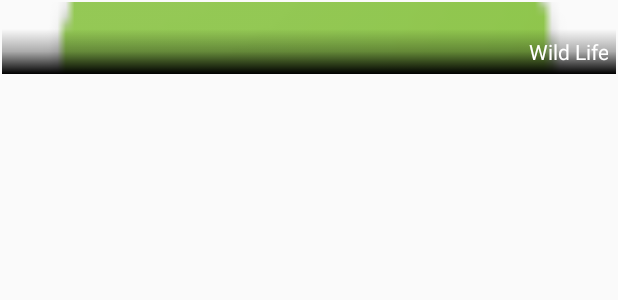
After one commit to surajpunemaha/Shutter, an Android app: the layout item_categories_list.xml on its own in the app's theme, with its tools: preview values and no code run, on a phone screen of 412 x 824 dp. The commit adds this screen. Shown: the top 300 px of the screen. Run offline under Robolectric (Android 15) with nearby library versions, the phone set to English and light mode, and no system bars.

Commit message:
added categories and did cosmetic changes in previous adapters and views.

```diff
--- a/app/build.gradle
+++ b/app/build.gradle
@@ -26,4 +26,5 @@ dependencies {
     compile 'com.android.support:appcompat-v7:23.2.1'
     compile 'com.android.support:recyclerview-v7:23.2.1'
     compile 'me.relex:circleindicator:1.2.2@aar'
+    compile 'com.squareup.picasso:picasso:2.5.2'
 }
--- a/app/src/main/java/android/photoapp/shutter/Adapters/AdapterOffersRecycler.java
+++ b/app/src/main/java/android/photoapp/shutter/Adapters/AdapterOffersRecycler.java
@@ -21,13 +21,11 @@ public class AdapterOffersRecycler extends RecyclerView.Adapter<AdapterOffersRec
     {
         this.context = context;
         this.al_offer = al_offer;
-        Toast.makeText(context, "contruct", Toast.LENGTH_SHORT).show();
     }
 
     @Override
     public MyViewHolder onCreateViewHolder(ViewGroup parent, int viewType)
     {
-        Toast.makeText(context, "create", Toast.LENGTH_SHORT).show();
         View itemView = LayoutInflater.from(parent.getContext()).inflate(R.layout.item_offer_list, parent, false);
         return new MyViewHolder(itemView);
     }
@@ -36,7 +34,6 @@ public class AdapterOffersRecycler extends RecyclerView.Adapter<AdapterOffersRec
     @Override
     public void onBindViewHolder(MyViewHolder holder, int position)
     {
-        Toast.makeText(context, "binding", Toast.LENGTH_SHORT).show();
         holder.txtv_offerName.setText(al_offer.get(position).getOffer_name());
         holder.txtv_offerDiscount.setText(al_offer.get(position).getOffer_value());
     }
--- /dev/null
+++ b/app/src/main/res/drawable/black_gradient.xml
@@ -0,0 +1,16 @@
+<?xml version="1.0" encoding="utf-8"?>
+<selector xmlns:android="http://schemas.android.com/apk/res/android">
+<item>
+    <shape android:shape="rectangle">
+        <gradient android:startColor="#000000"
+             android:centerColor="#50000000"
+            android:endColor="#00000000"
+            android:angle="90">
+
+        </gradient>
+    </shape>
+
+
+
+</item>
+</selector>
--- a/app/src/main/res/layout/activity_home.xml
+++ b/app/src/main/res/layout/activity_home.xml
@@ -108,7 +108,7 @@
             <RelativeLayout
                 android:id="@+id/layout_mostVisited"
                 android:layout_width="match_parent"
-                android:layout_height="150dp"
+                android:layout_height="wrap_content"
                 android:padding="5dp">
 
                 <TextView
@@ -132,7 +132,7 @@
             <RelativeLayout
                 android:id="@+id/layout_categories"
                 android:layout_width="match_parent"
-                android:layout_height="150dp"
+                android:layout_height="wrap_content"
                 android:background="@color/gray"
                 android:padding="5dp">
 
--- /dev/null
+++ b/app/src/main/res/layout/item_categories_list.xml
@@ -0,0 +1,31 @@
+<?xml version="1.0" encoding="utf-8"?>
+<FrameLayout xmlns:android="http://schemas.android.com/apk/res/android"
+    android:layout_width="match_parent"
+    android:layout_height="wrap_content"
+    android:padding="1dp">
+
+
+    <ImageView
+        android:id="@+id/imgv_category"
+        android:layout_width="match_parent"
+        android:layout_height="match_parent"
+        android:layout_gravity="center"
+        android:scaleType="centerCrop"
+        android:src="@mipmap/ic_launcher" />
+
+
+    <TextView
+        android:id="@+id/txtv_categoryName"
+        android:layout_width="match_parent"
+        android:layout_height="wrap_content"
+        android:maxLines="1"
+        android:padding="5dp"
+        android:layout_gravity="bottom"
+        android:gravity="end"
+        android:background="@drawable/black_gradient"
+        android:text="Wild Life"
+        android:textAppearance="?android:attr/textAppearanceSmall"
+        android:textColor="@color/white" />
+
+
+</FrameLayout>
--- a/app/src/main/res/layout/item_most_visited.xml
+++ b/app/src/main/res/layout/item_most_visited.xml
@@ -7,8 +7,8 @@
 
     <ImageView
         android:id="@+id/imgv_profilePic"
-        android:layout_width="100dp"
-        android:layout_height="100dp"
+        android:layout_width="70dp"
+        android:layout_height="70dp"
         android:src="@mipmap/alpha_h" />
 
     <TextView
--- a/app/src/main/res/layout/slider.xml
+++ b/app/src/main/res/layout/slider.xml
@@ -8,6 +8,6 @@
         android:layout_width="match_parent"
         android:layout_height="match_parent"
         android:layout_gravity="center"
-        android:scaleType="fitXY"/>
+        android:scaleType="centerCrop"/>
 
 </FrameLayout>
```
Also changed, not shown: app/src/main/AndroidManifest.xml (+6 -2 lines), app/src/main/java/android/photoapp/shutter/Adapters/AdapterCategoriesRecycler.java (added, +61 -0 lines), app/src/main/java/android/photoapp/shutter/Adapters/AdapterHomePager.java (+9 -5 lines), app/src/main/java/android/photoapp/shutter/Adapters/AdapterMostVisitedRecycler.java (added, +54 -0 lines), app/src/main/java/android/photoapp/shutter/HomeActivity.java (+68 -6 lines), app/src/main/java/android/photoapp/shutter/Models/Categories.java (added, +41 -0 lines), app/src/main/java/android/photoapp/shutter/Models/Photographer.java (added, +33 -0 lines).
